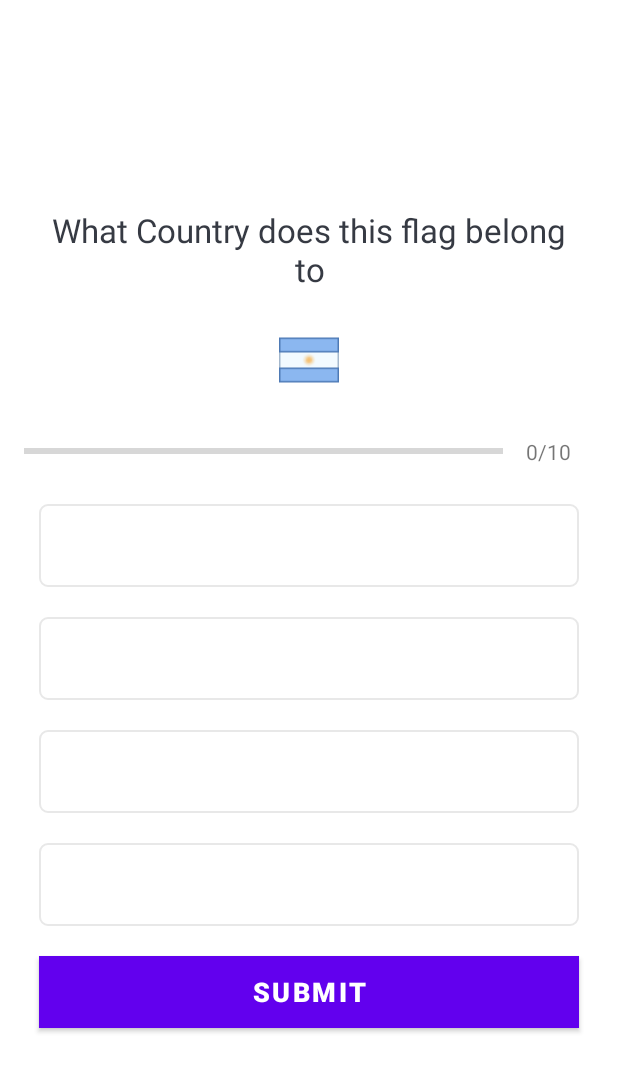
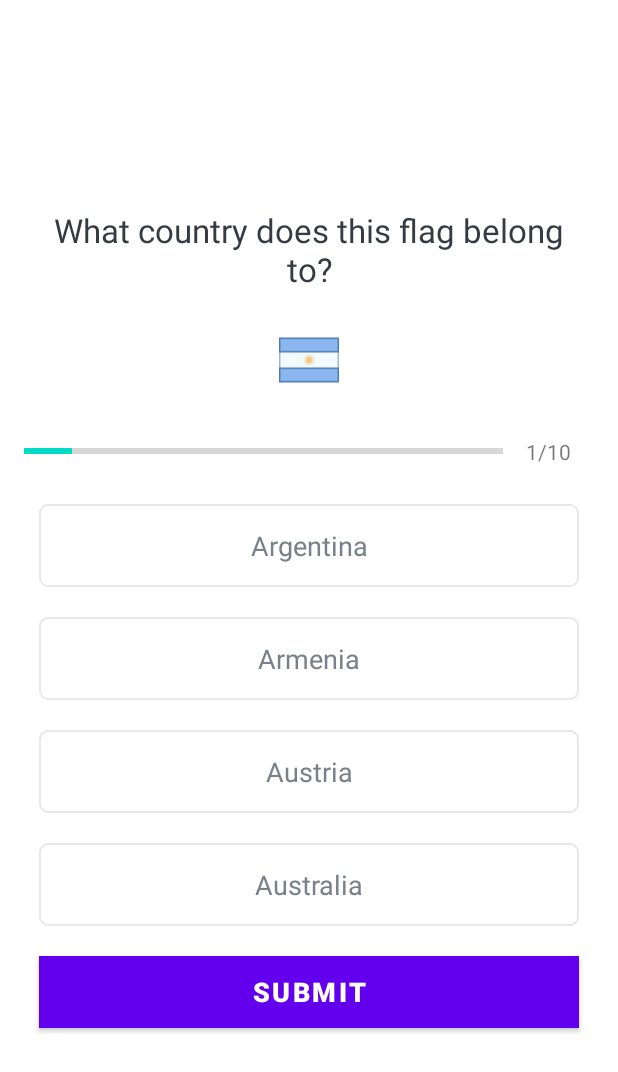
Before and after one commit to Felix-Kariuki/CodeQuiz, an Android app: the QuestionsActivity screen opened directly, with no data from a screen before it, on a phone screen of 412 x 824 dp. Shown: the top 1072 px of the screen. Run offline under Robolectric (Android 15) with nearby library versions, the phone set to English and light mode, and no system bars.

Commit message:
displaying the questions and their different answers

```diff
--- a/app/src/main/java/com/flexcode/codequiz/QuestionsActivity.kt
+++ b/app/src/main/java/com/flexcode/codequiz/QuestionsActivity.kt
@@ -2,6 +2,8 @@ package com.flexcode.codequiz
 
 import androidx.appcompat.app.AppCompatActivity
 import android.os.Bundle
+import android.util.Log
+import kotlinx.android.synthetic.main.activity_questions.*
 
 class QuestionsActivity : AppCompatActivity() {
     override fun onCreate(savedInstanceState: Bundle?) {
@@ -9,6 +11,21 @@ class QuestionsActivity : AppCompatActivity() {
         setContentView(R.layout.activity_questions)
 
         val questionList = Constants.getQuestions()
+        Log.i("Question Size", "${questionList.size}")
+
+        val currentPosition = 1
+        val question: Question? = questionList[currentPosition -1]
+
+        progressBar.progress = currentPosition
+        tvProgress.text = "$currentPosition" + "/" + progressBar.max
+
+        tvQuiz.text = question!!.question
+        ivImage.setImageResource(question.image)
+        tvOptionOne.text = question.OptionOne
+        tvOptionTwo.text = question.OptionTwo
+        tvOptionThree.text = question.OptionThree
+        tvOptionFour.text = question.OptionFour
+
 
     }
 }
--- a/app/src/main/res/layout/activity_questions.xml
+++ b/app/src/main/res/layout/activity_questions.xml
@@ -45,6 +45,7 @@
                 android:layout_weight="1"
                 android:max="10"
                 android:minHeight="50dp"
+
                 android:progress="0"
                 android:indeterminate="false"
                 style="@style/Widget.AppCompat.ProgressBar.Horizontal"
@@ -57,7 +58,7 @@
                 android:padding="15dp"
                 android:textColorHint="@color/colorGrey"
                 android:textSize="14sp"
-                android:text="0/10"/>
+                tools:text="0/10"/>
 
 
         </LinearLayout>
```
